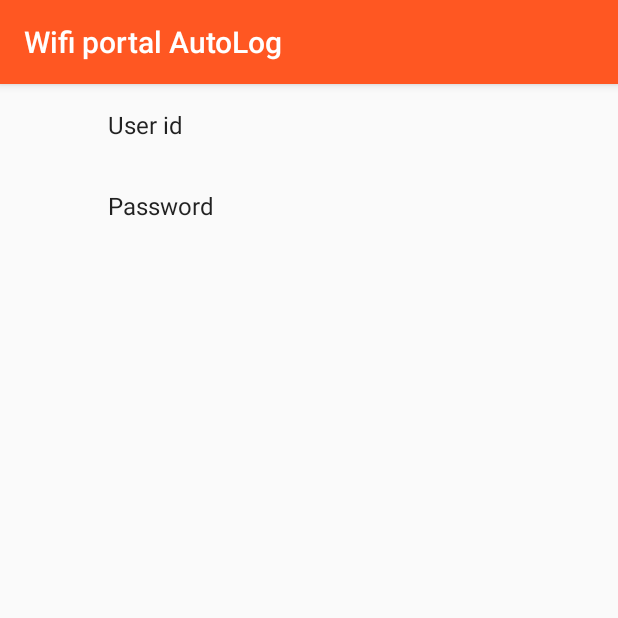
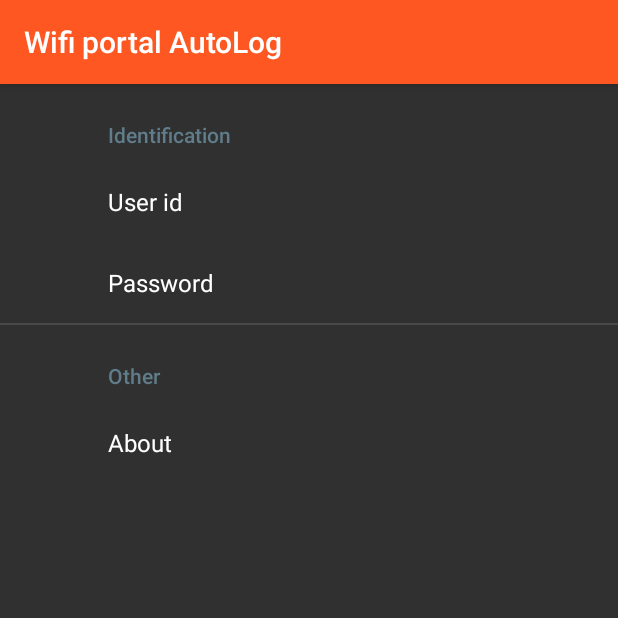
Before and after one commit to m-i-k-e-e/WifiPortalAutoLog, an Android app: the screen it shows after launch (PrefsActivity), on a phone screen of 412 x 824 dp, the top half of it. Run offline under Robolectric (Android 15) with nearby library versions, the phone set to English and light mode, and no system bars; our stand-ins replace androidx.preference.

```diff
--- a/app/src/main/java/org/mike/autolog/PrefsFragment.java
+++ /dev/null
@@ -1,17 +0,0 @@
-package org.mike.autolog;
-
-import android.os.Bundle;
-import android.support.v7.preference.PreferenceFragmentCompat;
-
-
-public class PrefsFragment extends PreferenceFragmentCompat {
-
-    public static PrefsFragment getInstance(){
-        return new PrefsFragment();
-    }
-
-    @Override
-    public void onCreatePreferences(Bundle savedInstanceState, String rootKey) {
-        addPreferencesFromResource(R.xml.preferences);
-    }
-}
--- a/app/src/main/java/org/mike/autolog/PrefsActivity.java
+++ b/app/src/main/java/org/mike/autolog/preferences/PrefsActivity.java
@@ -1,7 +1,9 @@
-package org.mike.autolog;
+package org.mike.autolog.preferences;
 
+import android.os.Bundle;
 import android.support.v7.app.AppCompatActivity;
-import android.os.Bundle;
+
+import org.mike.autolog.R;
 
 public class PrefsActivity extends AppCompatActivity {
 
--- a/app/src/main/res/values/strings.xml
+++ b/app/src/main/res/values/strings.xml
@@ -8,5 +8,7 @@
     <string name="info_portal_found">Portal found</string>
     <string name="info_portal_injecting">Injecting username and password</string>
     <string name="info_no_portal">No portal found</string>
-    <string name="info_unknown_error">Unknown error</string>
+    <string name="guest_long_unknown_error">Unknown error</string>
+    <string name="guest_long_already_connected">Already connected !</string>
+    <string name="preferences_about">About</string>
 </resources>
--- a/app/src/main/res/values/styles.xml
+++ b/app/src/main/res/values/styles.xml
@@ -1,6 +1,6 @@
 <resources>
 
-    <style name="AppTheme" parent="Theme.AppCompat.Light.DarkActionBar">
+    <style name="AppTheme" parent="Theme.AppCompat">
         <item name="colorPrimary">@color/primary</item>
         <item name="colorPrimaryDark">@color/primary_dark</item>
         <item name="colorAccent">@color/accent</item>
--- a/app/src/main/res/xml/preferences.xml
+++ b/app/src/main/res/xml/preferences.xml
@@ -1,14 +1,21 @@
 <?xml version="1.0" encoding="utf-8"?>
 <PreferenceScreen xmlns:android="http://schemas.android.com/apk/res/android">
-    <EditTextPreference android:id="@+id/user_id"
-        android:title="@string/user_id"
-        android:dialogTitle="@string/dialog_user_id"
-        android:key="pref_user_id"/>
+    <PreferenceCategory android:title="Identification">
+        <EditTextPreference
+            android:id="@+id/user_id"
+            android:dialogTitle="@string/dialog_user_id"
+            android:key="pref_user_id"
+            android:title="@string/user_id" />
 
-    <EditTextPreference android:id="@+id/password"
-        android:password="true"
-        android:inputType="textPassword"
-        android:dialogTitle="@string/dialog_password"
-        android:title="@string/password"
-        android:key="pref_password"/>
+        <EditTextPreference
+            android:dialogTitle="@string/dialog_password"
+            android:inputType="textPassword"
+            android:key="pref_password"
+            android:title="@string/password" />
+    </PreferenceCategory>
+    <PreferenceCategory android:title="Other">
+        <Preference
+            android:key="pref_about"
+            android:title="@string/preferences_about" />
+    </PreferenceCategory>
 </PreferenceScreen>
```
Also changed, not shown: app/build.gradle (+10 -2 lines), app/src/main/AndroidManifest.xml (+22 -3 lines), app/src/main/java/org/mike/autolog/MainActivity.java (+86 -38 lines), app/src/main/java/org/mike/autolog/broadcast/GuestLongReceiver.java (added, +44 -0 lines), app/src/main/java/org/mike/autolog/preferences/PrefsFragment.java (added, +37 -0 lines), app/src/main/res/layout/activity_main.xml (+10 -0 lines).
